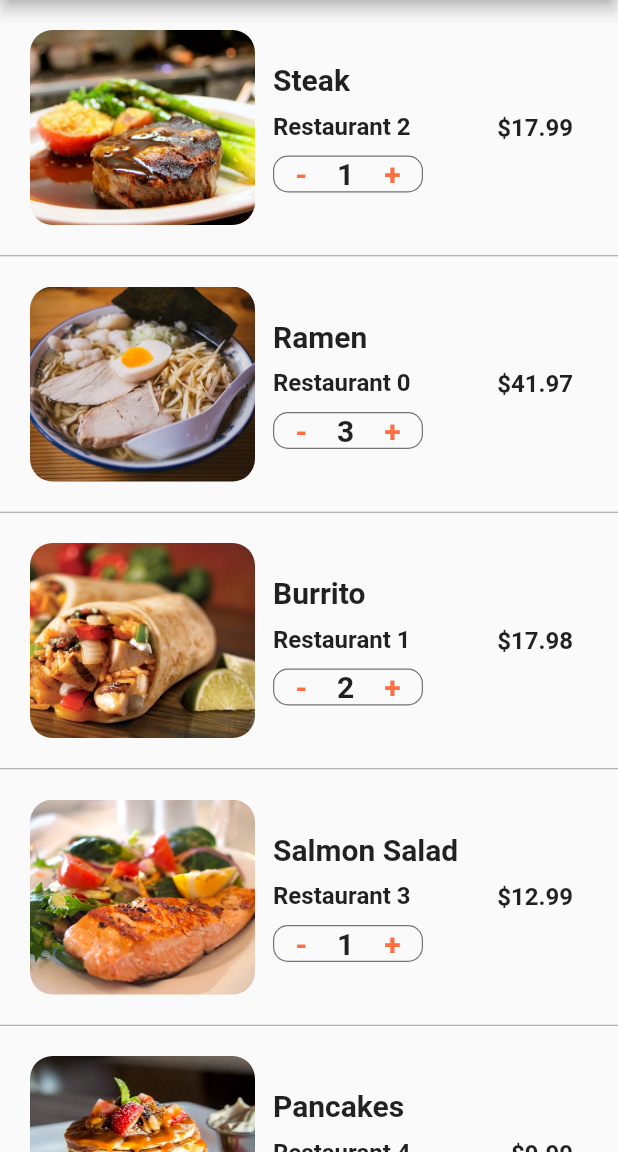
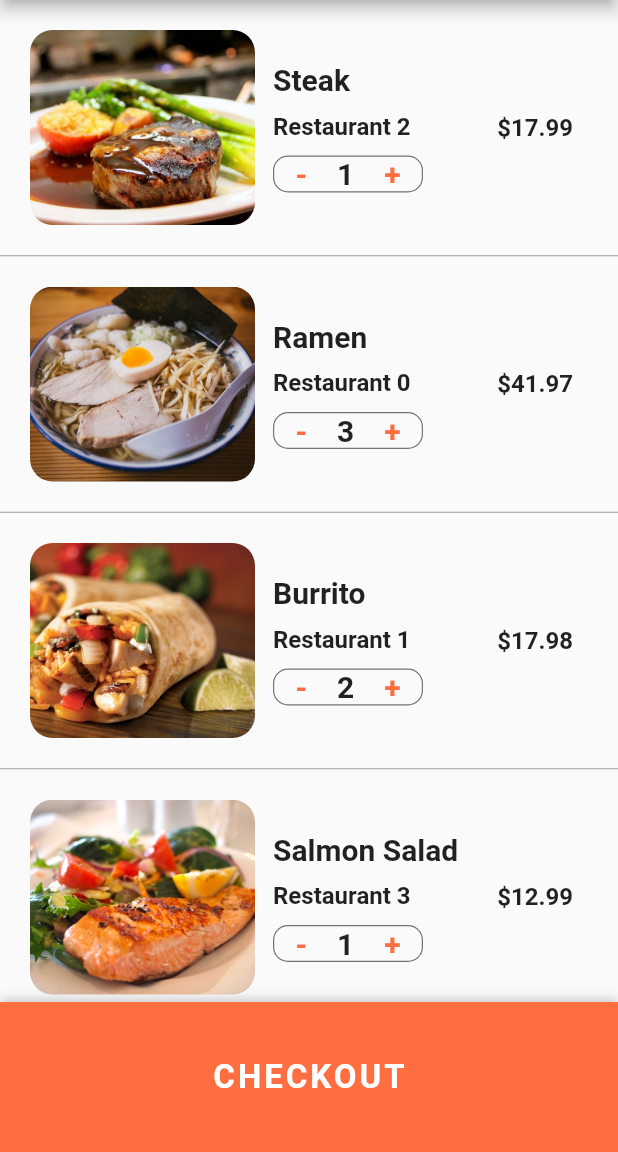
Before and after one commit to pinyada-sengate/flutter_food_delivery, a Flutter app: the CartScreen screen opened directly, on a phone screen of 412 x 824 dp, the part 84-1236 px from its top. Run offline on Flutter 3.47's test engine with Material 2 defaults, Android fonts, the phone set to English and light mode, and no system bars.

Commit message:
check out ui

```diff
--- a/lib/screens/cart_screen.dart
+++ b/lib/screens/cart_screen.dart
@@ -120,14 +120,68 @@ class _CartScreenState extends State<CartScreen> {
 
   @override
   Widget build(BuildContext context) {
+    double totalPrice = 0;
+    currentUser.cart.forEach((Order order) => totalPrice += order.quantity * order.food.price,);
+
     return Scaffold(
       appBar: AppBar(
         title: Text('Cart (${currentUser.cart.length})'),
       ),
       body: ListView.separated(
+        itemCount: currentUser.cart.length + 1,
         itemBuilder: (BuildContext context, int index) {
-          Order order = currentUser.orders[index];
-          return _buildCartItem(order);
+          if (index < currentUser.cart.length) {
+            Order order = currentUser.orders[index];
+            return _buildCartItem(order);
+          }
+          return Padding(
+            padding: const EdgeInsets.all(20.0),
+            child: Column(
+              children: <Widget>[
+                Row(
+                  mainAxisAlignment: MainAxisAlignment.spaceBetween,
+                  children: const <Widget>[
+                    Text(
+                      'Estimated Delivery Time:',
+                      style: TextStyle(
+                        fontSize: 20.0,
+                        fontWeight: FontWeight.w600,
+                      ),
+                    ),
+                    Text(
+                      '25 min',
+                       style: TextStyle(
+                        fontSize: 20.0,
+                        fontWeight: FontWeight.w600,
+                      ),
+                    ),
+                  ],
+                ),
+                const SizedBox(height: 10.0),
+                Row(
+                  mainAxisAlignment: MainAxisAlignment.spaceBetween,
+                  children: <Widget>[
+                    const Text(
+                      'Total Cost:',
+                      style: TextStyle(
+                        fontSize: 20.0,
+                        fontWeight: FontWeight.w600,
+                      ),
+                    ),
+                    Text(
+                      '\$${totalPrice.toStringAsFixed(2)}',
+                       style: TextStyle(
+                         color: Colors.green[700],
+                        fontSize: 20.0,
+                        fontWeight: FontWeight.w600,
+                      ),
+                    ),
+                  ],
+                ),
+                const SizedBox(height: 100.0),
+              ],
+            ),
+          );
         },
         separatorBuilder: (BuildContext context, int index) {
           return const Divider(
@@ -135,7 +189,34 @@ class _CartScreenState extends State<CartScreen> {
             color: Colors.grey,
           );
         },
-        itemCount: currentUser.cart.length,
+      ),
+      bottomSheet: Container(
+        height: 100.0,
+        width: MediaQuery.of(context).size.width,
+        decoration: BoxDecoration(
+          color: Theme.of(context).primaryColor,
+          boxShadow: const [
+            BoxShadow(
+              color: Colors.black26,
+              offset: Offset(0, -1),
+              blurRadius: 6.0,
+            )
+          ],
+        ),
+        child: Center(
+          child: TextButton(
+            onPressed: () {},
+            child: const Text(
+              'CHECKOUT',
+              style: TextStyle(
+                color: Colors.white,
+                fontSize: 22.0,
+                fontWeight: FontWeight.bold,
+                letterSpacing: 2.0,
+              ),
+            ),
+          ),
+        ),
       ),
     );
   }
```
